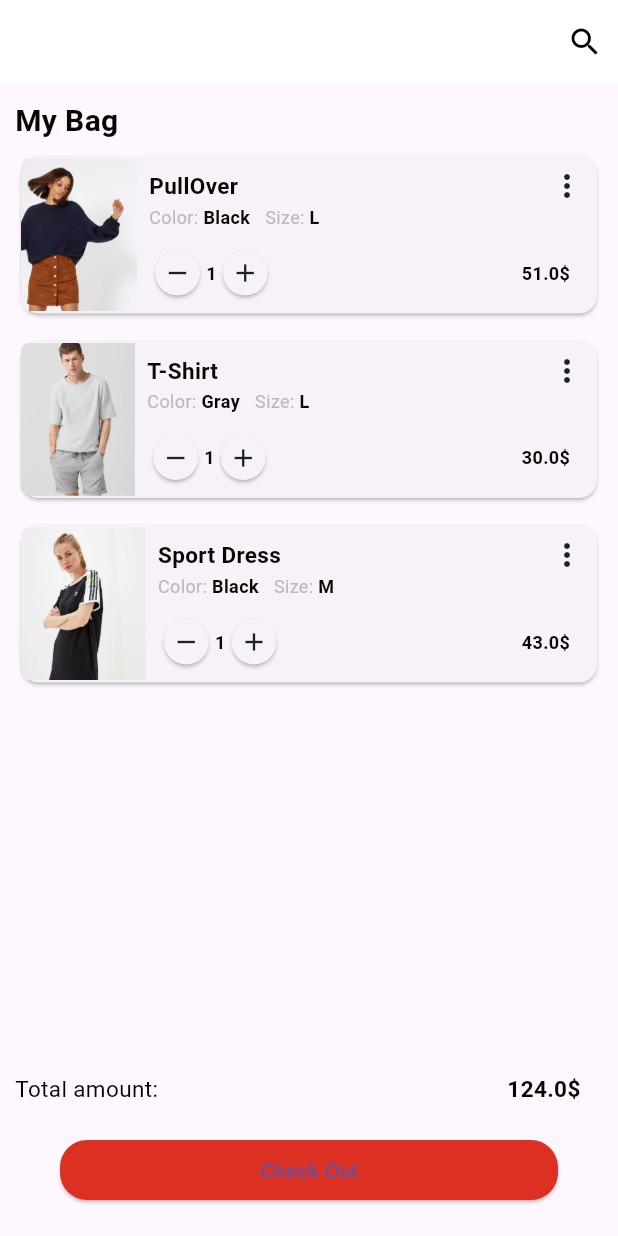
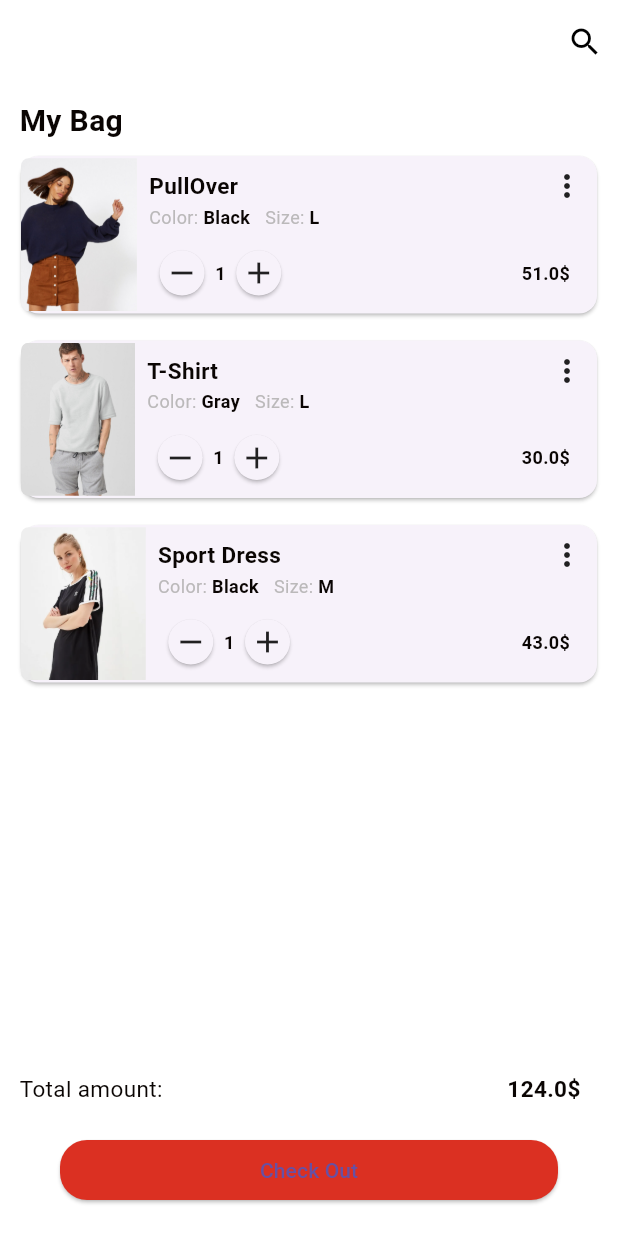
Before and after one commit to MehrajIbneHalimBadhon/ostad_assignment_shopping_cart_design, a Flutter app: the screen it shows after launch, on a phone screen of 412 x 824 dp. Run offline on Flutter 3.47's test engine with Material 3 defaults, Android fonts, the phone set to English and light mode, and no system bars; missing offline and left inert: dart:ffi.

Commit message:
update code

```diff
--- a/lib/main.dart
+++ b/lib/main.dart
@@ -18,7 +18,8 @@ class MyApp extends StatelessWidget {
         appBarTheme: const AppBarTheme(
           backgroundColor: AppColors.whiteColor,
           elevation: 0,
-        )
+        ),
+        scaffoldBackgroundColor: AppColors.whiteColor
       ),
       home:  const ShoppingCart(),
     );
--- a/lib/views/shopping_cart.dart
+++ b/lib/views/shopping_cart.dart
@@ -2,6 +2,7 @@ import 'package:flutter/material.dart';
 import 'package:ostad_assignment_shopping_cart_design/const/app_color.dart';
 import 'package:ostad_assignment_shopping_cart_design/model/shopping_cart.dart';
 import 'package:ostad_assignment_shopping_cart_design/widget/custom_button.dart';
+import 'package:ostad_assignment_shopping_cart_design/widget/custom_icon_button.dart';
 import 'package:ostad_assignment_shopping_cart_design/widget/custom_text.dart';
 
 class ShoppingCart extends StatefulWidget {
@@ -112,8 +113,11 @@ class _ShoppingCartState extends State<ShoppingCart> {
           children: [
             Align(
               alignment: Alignment.topLeft,
-              child: customText(
-                  'My Bag', 20, AppColors.vampireblackColor, FontWeight.bold),
+              child: Padding(
+                padding: const EdgeInsets.only(left: 3),
+                child: customText(
+                    'My Bag', 20, AppColors.vampireblackColor, FontWeight.bold),
+              ),
             ),
             Expanded(
               child: ListView.builder(
@@ -218,43 +222,13 @@ class _ShoppingCartState extends State<ShoppingCart> {
                                         children: [
                                           Row(
                                             children: [
-                                              GestureDetector(
-                                                onTap: () =>
-                                                    decreaseQuantity(index),
-                                                child: const Card(
-                                                  shape: CircleBorder(),
-                                                  child: Padding(
-                                                    padding:
-                                                        EdgeInsets.all(
-                                                            5.0),
-                                                    child: Icon(
-                                                      Icons.remove,
-                                                      size: 20,
-                                                    ),
-                                                  ),
-                                                ),
-                                              ),
+                                              customIconButton(Icon(Icons.remove), () {decreaseQuantity(index); }),
                                               customText(
                                                   "${item[index].quantity}",
                                                   12,
                                                   AppColors.vampireblackColor,
                                                   FontWeight.bold),
-                                              GestureDetector(
-                                                onTap: () =>
-                                                    increaseQuantity(index),
-                                                child: const Card(
-                                                  shape: CircleBorder(),
-                                                  child: Padding(
-                                                    padding:
-                                                        EdgeInsets.all(
-                                                            5.0),
-                                                    child: Icon(
-                                                      Icons.add,
-                                                      size: 20,
-                                                    ),
-                                                  ),
-                                                ),
-                                              ),
+                                              customIconButton(Icon(Icons.add), () {increaseQuantity(index); }),
                                             ],
                                           ),
                                           customText(
@@ -280,8 +254,11 @@ class _ShoppingCartState extends State<ShoppingCart> {
               child: Row(
                 mainAxisAlignment: MainAxisAlignment.end,
                 children: [
-                  customText('Total amount: ', 15, AppColors.vampireblackColor,
-                      FontWeight.normal),
+                  Padding(
+                    padding: const EdgeInsets.only(left: 3),
+                    child: customText('Total amount: ', 15, AppColors.vampireblackColor,
+                        FontWeight.normal),
+                  ),
                   const Spacer(),
                   Padding(
                     padding: const EdgeInsets.only(right: 15),
--- /dev/null
+++ b/lib/widget/custom_icon_button.dart
@@ -0,0 +1,20 @@
+import 'dart:ffi';
+
+import 'package:flutter/cupertino.dart';
+import 'package:flutter/material.dart';
+
+Widget customIconButton(Icon icon,VoidCallback onTap){
+  return Padding(
+    padding: const EdgeInsets.symmetric(horizontal: 3),
+    child: GestureDetector(
+      onTap: onTap,
+      child: Card(
+        shape: CircleBorder(),
+        child: Padding(
+          padding: const EdgeInsets.all(3.0),
+          child: icon,
+        ),
+      ),
+    ),
+  );
+}
```
